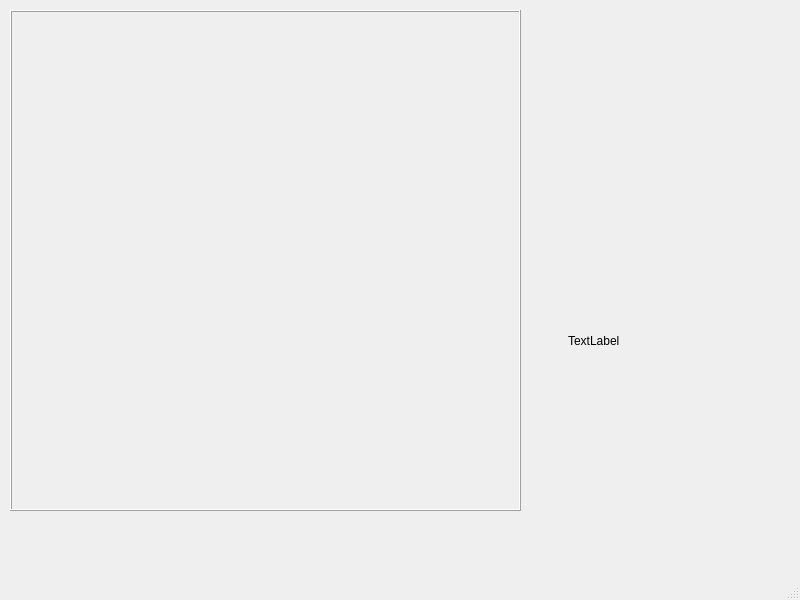
Before: the Qt Designer form code/mainwindow.ui in Arfabrika/voronoi_practice, drawn with Qt 5.
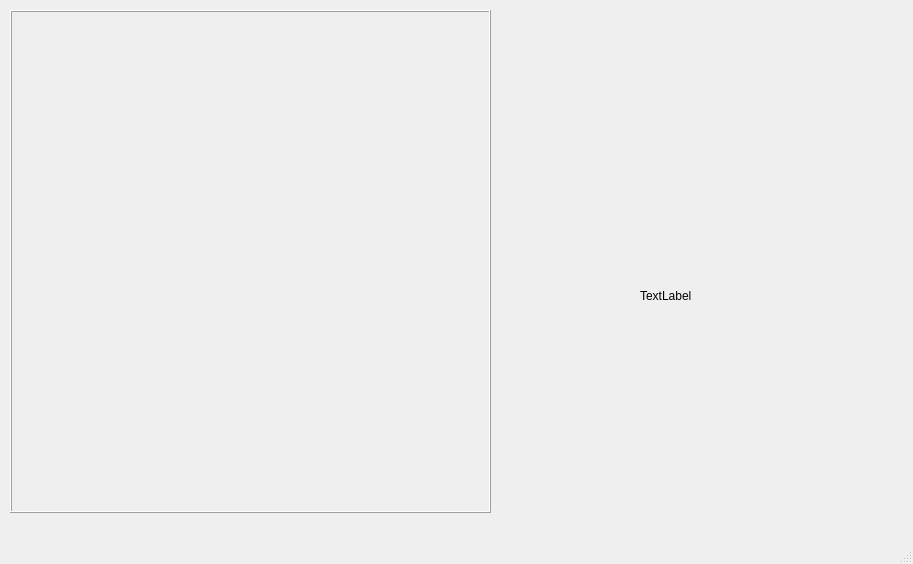
After: the same form once the commit is applied.

Diff of the .ui file:
```diff
--- a/code/mainwindow.ui
+++ b/code/mainwindow.ui
@@ -2,25 +2,40 @@
 <ui version="4.0">
  <class>MainWindow</class>
  <widget class="QMainWindow" name="MainWindow">
+  <property name="enabled">
+   <bool>true</bool>
+  </property>
   <property name="geometry">
    <rect>
     <x>0</x>
     <y>0</y>
-    <width>800</width>
-    <height>600</height>
+    <width>913</width>
+    <height>564</height>
    </rect>
   </property>
   <property name="windowTitle">
    <string>MainWindow</string>
   </property>
   <widget class="QWidget" name="centralwidget">
+   <property name="enabled">
+    <bool>true</bool>
+   </property>
+   <property name="sizePolicy">
+    <sizepolicy hsizetype="Minimum" vsizetype="Minimum">
+     <horstretch>0</horstretch>
+     <verstretch>0</verstretch>
+    </sizepolicy>
+   </property>
+   <property name="cursor">
+    <cursorShape>ArrowCursor</cursorShape>
+   </property>
    <widget class="QFrame" name="field">
     <property name="geometry">
      <rect>
       <x>10</x>
       <y>10</y>
-      <width>511</width>
-      <height>501</height>
+      <width>481</width>
+      <height>503</height>
      </rect>
     </property>
     <property name="mouseTracking">
@@ -36,10 +51,10 @@
    <widget class="QLabel" name="coords">
     <property name="geometry">
      <rect>
-      <x>568</x>
-      <y>320</y>
-      <width>151</width>
-      <height>41</height>
+      <x>640</x>
+      <y>280</y>
+      <width>101</width>
+      <height>31</height>
      </rect>
     </property>
     <property name="text">
```
Left out of the diff: 7 changed lines with no effect on the pictures.
